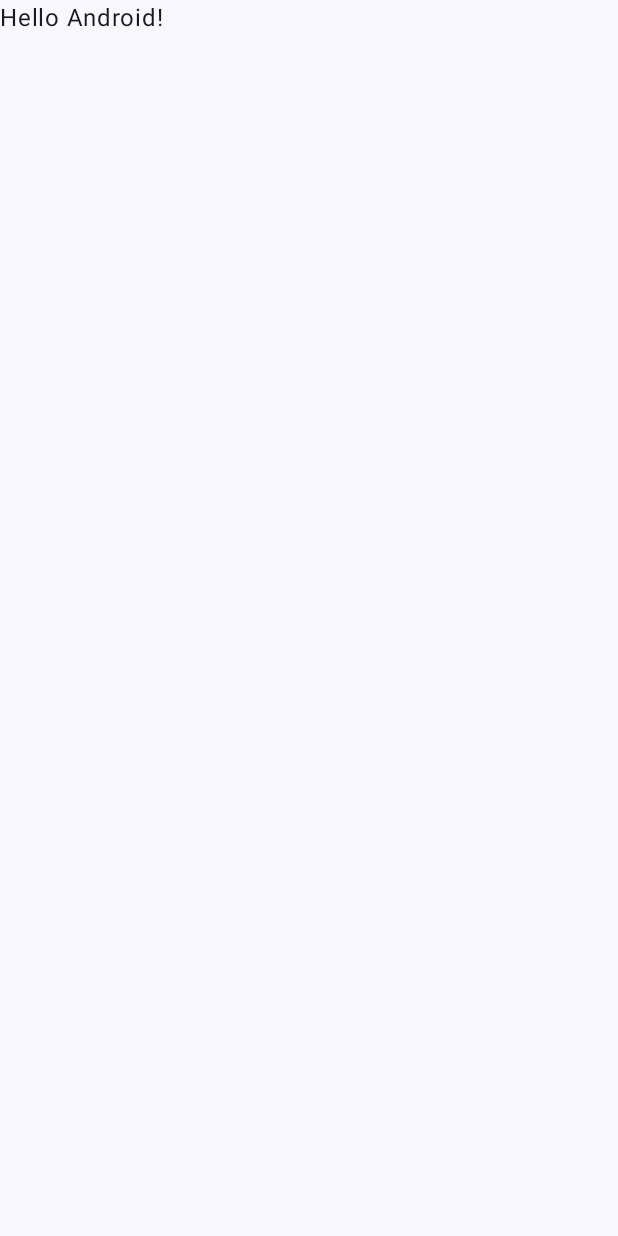
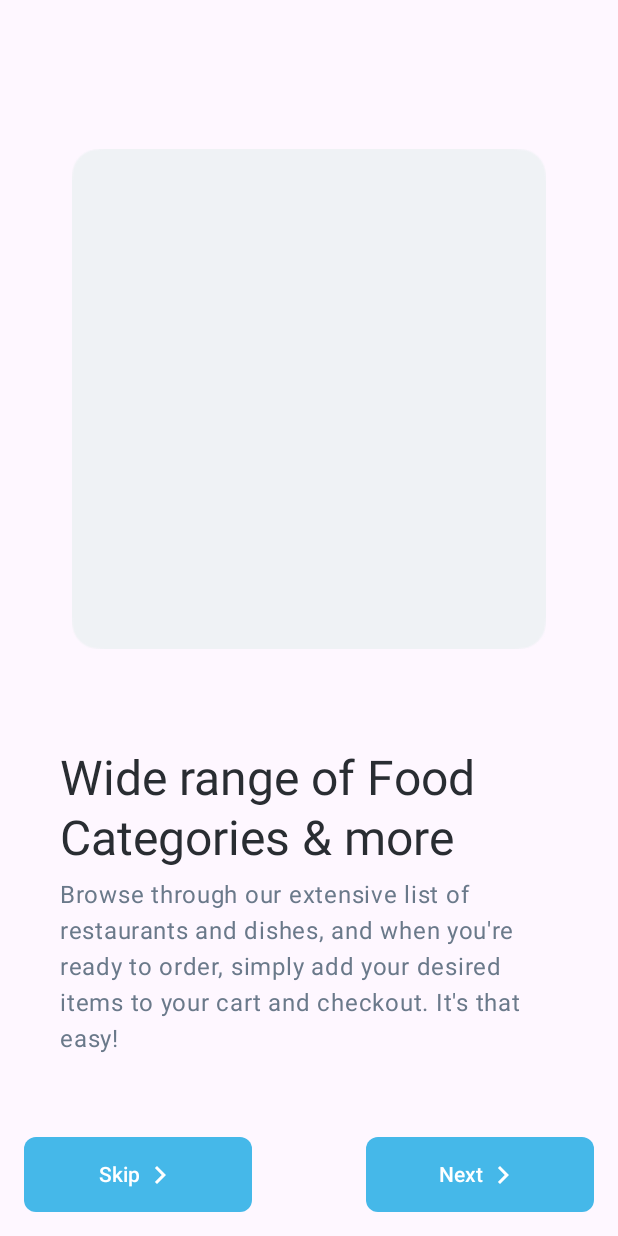
Before and after one commit to zabi90/Jetpack-compose, an Android app built with Jetpack Compose: the screen it shows after launch (MainActivity), on a phone screen of 412 x 824 dp. Before the commit the screen is almost empty. Run offline under Robolectric (Android 15) with nearby library versions, the phone set to English and light mode, and no system bars.

Commit message:
setup onboarding

```diff
--- a/app/build.gradle
+++ b/app/build.gradle
@@ -64,4 +64,5 @@ dependencies {
     androidTestImplementation 'androidx.compose.ui:ui-test-junit4'
     debugImplementation 'androidx.compose.ui:ui-tooling'
     debugImplementation 'androidx.compose.ui:ui-test-manifest'
+    implementation("androidx.compose.foundation:foundation:1.4.3")
 }
--- a/app/src/main/java/com/example/composejourney/MainActivity.kt
+++ b/app/src/main/java/com/example/composejourney/MainActivity.kt
@@ -10,6 +10,7 @@ import androidx.compose.material3.Text
 import androidx.compose.runtime.Composable
 import androidx.compose.ui.Modifier
 import androidx.compose.ui.tooling.preview.Preview
+import com.example.composejourney.screens.OnBoardingScreen
 import com.example.composejourney.ui.theme.ComposeJourneyTheme
 
 class MainActivity : ComponentActivity() {
@@ -22,7 +23,7 @@ class MainActivity : ComponentActivity() {
                     modifier = Modifier.fillMaxSize(),
                     color = MaterialTheme.colorScheme.background
                 ) {
-                    Greeting("Android")
+                    OnBoardingScreen()
                 }
             }
         }
@@ -33,7 +34,8 @@ class MainActivity : ComponentActivity() {
 fun Greeting(name: String, modifier: Modifier = Modifier) {
     Text(
         text = "Hello $name!",
-        modifier = modifier
+        modifier = modifier,
+        style = MaterialTheme.typography.bodyLarge
     )
 }
 
--- /dev/null
+++ b/app/src/main/java/com/example/composejourney/composables/AppButton.kt
@@ -0,0 +1,35 @@
+package com.example.composejourney.composables
+
+import androidx.compose.foundation.shape.RoundedCornerShape
+import androidx.compose.material.icons.Icons
+import androidx.compose.material.icons.filled.KeyboardArrowRight
+import androidx.compose.material3.Button
+import androidx.compose.material3.Icon
+import androidx.compose.material3.Text
+import androidx.compose.runtime.Composable
+import androidx.compose.ui.Modifier
+import androidx.compose.ui.tooling.preview.Preview
+import androidx.compose.ui.unit.dp
+
+@Composable
+fun AppButton(text: String, modifier: Modifier = Modifier, onClick: () -> Unit) {
+    Button(
+        onClick = onClick,
+        modifier = modifier,
+        shape = RoundedCornerShape(8.dp),
+
+    ) {
+        Text(text = text)
+        Icon(
+            Icons.Default.KeyboardArrowRight,
+            contentDescription = ""
+        )
+    }
+}
+
+
+@Composable
+@Preview(showBackground = true)
+fun previewButton() {
+    AppButton("Next"){}
+}
--- /dev/null
+++ b/app/src/main/java/com/example/composejourney/composables/OnBoarding.kt
@@ -0,0 +1,53 @@
+package com.example.composejourney.composables
+
+import androidx.compose.foundation.Image
+import androidx.compose.foundation.layout.Column
+import androidx.compose.foundation.layout.fillMaxSize
+import androidx.compose.foundation.layout.fillMaxWidth
+import androidx.compose.foundation.layout.height
+import androidx.compose.foundation.layout.padding
+import androidx.compose.foundation.layout.width
+import androidx.compose.material3.MaterialTheme
+import androidx.compose.material3.Text
+import androidx.compose.runtime.Composable
+import androidx.compose.ui.Modifier
+import androidx.compose.ui.res.painterResource
+import androidx.compose.ui.res.stringResource
+import androidx.compose.ui.tooling.preview.Preview
+import androidx.compose.ui.unit.dp
+import com.example.composejourney.R
+import com.example.composejourney.ui.theme.Dark_100
+import com.example.composejourney.ui.theme.Dark_80
+
+@Composable
+fun onBoarding(title: String, body: String, modifier: Modifier = Modifier) {
+    Column (modifier){
+        Image(
+            painter = painterResource(id = R.drawable.rectangle_on_boarding),
+            contentDescription = "",
+            modifier = Modifier.padding(16.dp).weight(1f).fillMaxWidth(),
+        )
+        Text(
+            text = title,
+            modifier = Modifier.padding(start = 8.dp, end = 8.dp),
+            style = MaterialTheme.typography.headlineLarge,
+            color = Dark_100,
+
+        )
+        Text(
+            text = body,
+            modifier = Modifier.padding(8.dp),
+            color = Dark_80,
+            style = MaterialTheme.typography.bodyLarge
+        )
+    }
+}
+
+@Preview(showBackground = true)
+@Composable
+fun preview() {
+    onBoarding(
+        "Wide range of Food Categories & more",
+        "Browse through our extensive list of restaurants and dishes, and when you're ready to order, simply add your desired items to your cart and checkout. It's that easy!"
+    )
+}
--- /dev/null
+++ b/app/src/main/java/com/example/composejourney/composables/PageIndicator.kt
@@ -0,0 +1,11 @@
+package com.example.composejourney.composables
+
+import androidx.compose.foundation.Canvas
+import androidx.compose.foundation.layout.Row
+import androidx.compose.runtime.Composable
+
+@Composable
+fun PageIndicator(currentIndex : Int, count: Int) {
+    Row {
+    }
+}
--- /dev/null
+++ b/app/src/main/java/com/example/composejourney/models/OnBoardingInfo.kt
@@ -0,0 +1,3 @@
+package com.example.composejourney.models
+
+data class OnBoardingInfo(val title : String, val body : String)
--- /dev/null
+++ b/app/src/main/java/com/example/composejourney/screens/OnBoardingScreen.kt
@@ -0,0 +1,108 @@
+package com.example.composejourney.screens
+
+import android.widget.Toast
+import androidx.compose.foundation.ExperimentalFoundationApi
+import androidx.compose.foundation.layout.Arrangement
+import androidx.compose.foundation.layout.Column
+import androidx.compose.foundation.layout.Row
+import androidx.compose.foundation.layout.Spacer
+import androidx.compose.foundation.layout.fillMaxSize
+import androidx.compose.foundation.layout.fillMaxWidth
+import androidx.compose.foundation.layout.height
+import androidx.compose.foundation.layout.padding
+import androidx.compose.foundation.layout.width
+import androidx.compose.foundation.pager.HorizontalPager
+import androidx.compose.foundation.pager.rememberPagerState
+import androidx.compose.material3.Button
+import androidx.compose.material3.Text
+import androidx.compose.runtime.Composable
+import androidx.compose.runtime.mutableStateOf
+import androidx.compose.runtime.remember
+import androidx.compose.runtime.rememberCoroutineScope
+import androidx.compose.ui.Modifier
+import androidx.compose.ui.platform.LocalContext
+import androidx.compose.ui.tooling.preview.Preview
+import androidx.compose.ui.unit.dp
+import com.example.composejourney.composables.AppButton
+import com.example.composejourney.composables.onBoarding
+import com.example.composejourney.models.OnBoardingInfo
+import kotlinx.coroutines.launch
+
+val pagerData = listOf(
+    OnBoardingInfo(
+        "Wide range of Food Categories & more",
+        "Browse through our extensive list of restaurants and dishes, and when you're ready to order, simply add your desired items to your cart and checkout. It's that easy!"
+    ),
+    OnBoardingInfo(
+        "Free Deliveries for ONE MONTH!!",
+        "Get your favorite meals delivered to your doorstep for free with our online food delivery app - enjoy a whole month of complimentary delivery!"
+    ),
+    OnBoardingInfo(
+        "Get started on Ordering your Food",
+        "Please create an account or sign in to your existing account to start browsing our selection of delicious meals from your favorite restaurants."
+    )
+)
+
+@Composable
+@OptIn(ExperimentalFoundationApi::class)
+fun OnBoardingScreen() {
+    val pageIndex = remember {
+        mutableStateOf(0)
+    }
+    val scope = rememberCoroutineScope()
+    val pagerState = rememberPagerState()
+    Column(modifier = Modifier.fillMaxSize()) {
+
+        HorizontalPager(
+            pageCount = pagerData.size,
+            modifier = Modifier
+                .weight(1f)
+                .padding(16.dp),
+            state = pagerState
+        ) { pagerIndex ->
+            pageIndex.value = pagerIndex
+            onBoarding(
+                pagerData[pagerIndex].title,
+                pagerData[pagerIndex].body,
+                modifier = Modifier
+                    .weight(1f)
+                    .padding(16.dp)
+            )
+        }
+
+        Row(
+            modifier = Modifier
+                .fillMaxWidth()
+                .padding(16.dp), horizontalArrangement = Arrangement.Center
+        ) {
+            AppButton(
+                "Skip", modifier = Modifier
+                    .height(50.dp)
+                    .weight(1f)
+            ) {
+
+            }
+            Spacer(modifier = Modifier.weight(0.5f))
+            AppButton(
+                "Next", modifier = Modifier
+                    .height(50.dp)
+                    .weight(1f)
+            ) {
+                scope.launch {
+                    if (pageIndex.value == pagerData.size) {
+                    } else {
+                        pageIndex.value = pageIndex.value + 1
+                    }
+                    pagerState.animateScrollToPage(pageIndex.value)
+                }
+            }
+        }
+    }
+
+}
+
+@Preview(showBackground = true, showSystemUi = true)
+@Composable
+fun preview() {
+    OnBoardingScreen()
+}
--- a/app/src/main/java/com/example/composejourney/ui/theme/Color.kt
+++ b/app/src/main/java/com/example/composejourney/ui/theme/Color.kt
@@ -9,3 +9,7 @@ val Pink80 = Color(0xFFEFB8C8)
 val Purple40 = Color(0xFF6650a4)
 val PurpleGrey40 = Color(0xFF625b71)
 val Pink40 = Color(0xFF7D5260)
+
+val Blue_100 = Color(69, 184, 233)
+val Dark_80 = Color(106, 121, 138)
+val Dark_100 = Color(41, 45, 50)
--- a/app/src/main/java/com/example/composejourney/ui/theme/Theme.kt
+++ b/app/src/main/java/com/example/composejourney/ui/theme/Theme.kt
@@ -16,13 +16,13 @@ import androidx.compose.ui.platform.LocalView
 import androidx.core.view.WindowCompat
 
 private val DarkColorScheme = darkColorScheme(
-    primary = Purple80,
+    primary = Blue_100,
     secondary = PurpleGrey80,
     tertiary = Pink80
 )
 
 private val LightColorScheme = lightColorScheme(
-    primary = Purple40,
+    primary = Blue_100,
     secondary = PurpleGrey40,
     tertiary = Pink40
 
@@ -45,10 +45,10 @@ fun ComposeJourneyTheme(
     content: @Composable () -> Unit
 ) {
     val colorScheme = when {
-        dynamicColor && Build.VERSION.SDK_INT >= Build.VERSION_CODES.S -> {
-            val context = LocalContext.current
-            if (darkTheme) dynamicDarkColorScheme(context) else dynamicLightColorScheme(context)
-        }
+//        dynamicColor && Build.VERSION.SDK_INT >= Build.VERSION_CODES.S -> {
+//            val context = LocalContext.current
+//            if (darkTheme) dynamicDarkColorScheme(context) else dynamicLightColorScheme(context)
+//        }
 
         darkTheme -> DarkColorScheme
         else -> LightColorScheme
```
Also changed, not shown: app/src/main/res/drawable/rectangle_on_boarding.png (added).
